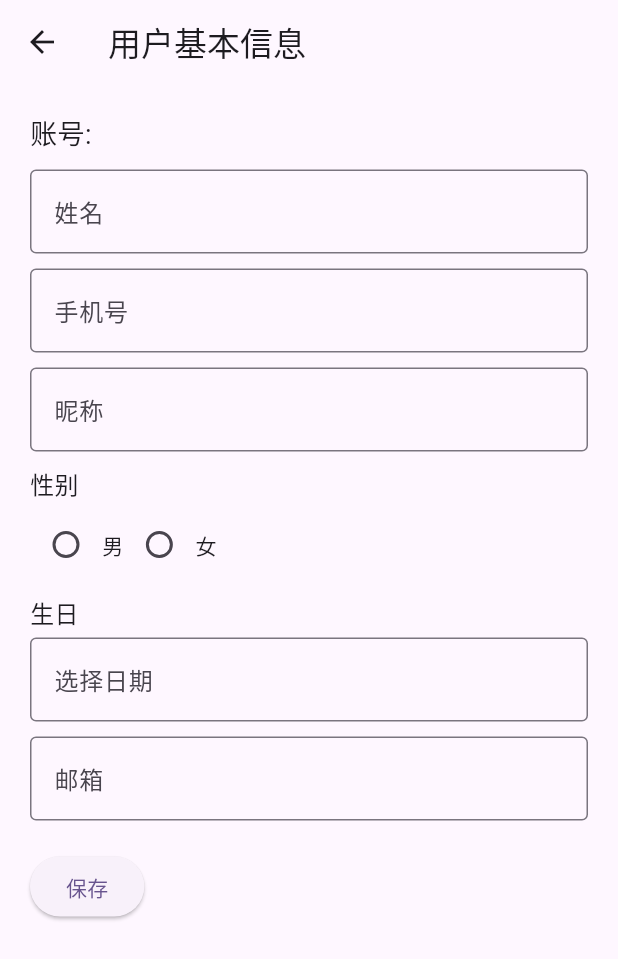
After one commit to smalleastWang/easy_callect, a Flutter app: the UserInfoPage screen opened by its route, on a phone screen of 412 x 824 dp. The commit adds this screen. Shown: the top 959 px of the screen. Run offline on Flutter 3.47's test engine with Material 3 defaults, Android fonts, the phone set to English and light mode, and no system bars; our stand-ins replace connectivity_plus, dio, flutter_easyloading, flutter_riverpod, go_router, image_picker and 5 more; missing offline and left inert: dart_sm, flutter_picker; accounts and stored records are empty; generated files the repository leaves out were written again; network calls fail.

Commit message:
feat: add userInfo

```diff
--- a/lib/enums/route.dart
+++ b/lib/enums/route.dart
@@ -2,7 +2,7 @@ enum RouteEnum {
 
   home('/home', '首页', ''),
   login('/login', '登录'),
-
+  userInfo('/userInfo', '用户基本信息'),
 
   insurance('/insurance', '智慧保险'),
   standardVerification('standardVerification', '验标注册', '/insurance/standardVerification'),
--- a/lib/router/routes.dart
+++ b/lib/router/routes.dart
@@ -6,6 +6,7 @@ import 'package:easy_collect/views/home/index.dart';
 import 'package:easy_collect/views/insurance/StandardVerification.dart';
 import 'package:easy_collect/views/insurance/index.dart';
 import 'package:easy_collect/views/my/Login.dart';
+import 'package:easy_collect/views/my/UserInfo.dart';
 import 'package:go_router/go_router.dart';
 
 final List<GoRoute> routes = [
@@ -27,6 +28,11 @@ final List<GoRoute> routes = [
     builder: (context, state) => const LoginPage(),
     routes: const []
   ),
+  GoRoute(
+    path: RouteEnum.userInfo.path,
+    builder: (context, state) => const UserInfoPage(),
+    routes: const []
+  ),
   // 智慧保险
   GoRoute(
     path: RouteEnum.insurance.path,
--- /dev/null
+++ b/lib/views/my/UserInfo.dart
@@ -0,0 +1,212 @@
+import 'package:flutter/material.dart';
+import 'package:easy_collect/models/user/UserInfo.dart';
+import 'package:easy_collect/api/my.dart';
+
+class UserInfoPage extends StatefulWidget {
+  const UserInfoPage({super.key});
+  @override
+  State<UserInfoPage> createState() => _UserInfoPageState();
+}
+
+class _UserInfoPageState extends State<UserInfoPage> {
+  // 用户信息模型
+  late UserInfoModel _userInfo;
+
+  // 控制器
+  final TextEditingController _nameController = TextEditingController();
+  final TextEditingController _phoneNumberController = TextEditingController();
+  final TextEditingController _nicknameController = TextEditingController();
+  final TextEditingController _emailController = TextEditingController();
+  final TextEditingController _birthdayController = TextEditingController();
+  String _selectedGender = '';
+
+  @override
+  void initState() {
+    super.initState();
+    // 初始化页面数据
+    _getUserInfo();
+  }
+
+  // 从接口获取用户信息
+  void _getUserInfo() async {
+    try {
+      // 调用接口获取用户信息
+      UserInfoModel userInfo = await MyApi.getUserInfoApi();
+      setState(() {
+        // 将获取的用户信息填充到控制器中
+        _userInfo = userInfo;
+        _nameController.text = userInfo.name ?? '';
+        _phoneNumberController.text = userInfo.phone ?? '';
+        _nicknameController.text = userInfo.nickname ?? '';
+        _emailController.text = userInfo.email ?? '';
+        _birthdayController.text = userInfo.birthday ?? '';
+        _selectedGender = userInfo.gender ?? '';
+      });
+    } catch (e) {
+      // 处理错误
+      print('Error fetching user info: $e');
+    }
+  }
+
+  @override
+  Widget build(BuildContext context) {
+    return Scaffold(
+      appBar: AppBar(
+        title: const Text('用户基本信息'),
+        leading: IconButton(
+          icon: const Icon(Icons.arrow_back),
+          onPressed: () {
+            Navigator.pop(context);
+          },
+        ),
+      ),
+      body: SingleChildScrollView(
+        padding: const EdgeInsets.all(20.0),
+        child: Column(
+          crossAxisAlignment: CrossAxisAlignment.start,
+          children: [
+            // 账号信息（从接口获取）
+            Text(
+              '账号: ${_userInfo.account}',
+              style: const TextStyle(fontSize: 18),
+            ),
+            const SizedBox(height: 10),
+            // 姓名
+            _buildTextField('姓名', _nameController),
+            const SizedBox(height: 10),
+            // 手机号
+            _buildTextField('手机号', _phoneNumberController),
+            const SizedBox(height: 10),
+            // 昵称
+            _buildTextField('昵称', _nicknameController),
+            const SizedBox(height: 10),
+            // 性别
+            _buildGenderSelection(),
+            const SizedBox(height: 10),
+            // 生日
+            _buildBirthdayPicker(),
+            const SizedBox(height: 10),
+            // 邮箱
+            _buildTextField('邮箱', _emailController),
+            const SizedBox(height: 20),
+            // 保存按钮
+            ElevatedButton(
+              onPressed: () {
+                // 在这里处理保存操作
+                _saveChanges();
+              },
+              child: const Text('保存'),
+            ),
+          ],
+        ),
+      ),
+    );
+  }
+
+  Widget _buildTextField(String label, TextEditingController controller) {
+    return TextField(
+      controller: controller,
+      decoration: InputDecoration(
+        labelText: label,
+        border: const OutlineInputBorder(),
+      ),
+    );
+  }
+
+  Widget _buildGenderSelection() {
+    return Column(
+      crossAxisAlignment: CrossAxisAlignment.start,
+      children: [
+        const Text(
+          '性别',
+          style: TextStyle(fontSize: 16),
+        ),
+        const SizedBox(height: 5),
+        Row(
+          children: [
+            Radio<String>(
+              value: '男',
+              groupValue: _selectedGender,
+              onChanged: (value) {
+                setState(() {
+                  _selectedGender = value!;
+                });
+              },
+            ),
+            const Text('男'),
+            Radio<String>(
+              value: '女',
+              groupValue: _selectedGender,
+              onChanged: (value) {
+                setState(() {
+                  _selectedGender = value!;
+                });
+              },
+            ),
+            const Text('女'),
+          ],
+        ),
+      ],
+    );
+  }
+
+  Widget _buildBirthdayPicker() {
+    return Column(
+      crossAxisAlignment: CrossAxisAlignment.start,
+      children: [
+        const Text(
+          '生日',
+          style: TextStyle(fontSize: 16),
+        ),
+        const SizedBox(height: 5),
+        GestureDetector(
+          onTap: () {
+            _selectDate(context);
+          },
+          child: AbsorbPointer(
+            child: TextFormField(
+              controller: _birthdayController,
+              decoration: const InputDecoration(
+                labelText: '选择日期',
+                border: OutlineInputBorder(),
+              ),
+            ),
+          ),
+        ),
+      ],
+    );
+  }
+
+  Future<void> _selectDate(BuildContext context) async {
+    final DateTime? picked = await showDatePicker(
+      context: context,
+      initialDate: DateTime.now(),
+      firstDate: DateTime(1900),
+      lastDate: DateTime.now(),
+      locale: const Locale('zh', 'CN')
+    );
+    if (picked != null && picked != DateTime.now()) {
+      setState(() {
+        _birthdayController.text = picked.toString().split(' ')[0];
+      });
+    }
+  }
+
+  void _saveChanges() {
+    // 检查姓名字段是否为空
+    if (_nameController.text.isEmpty) {
+      // 如果姓名字段为空，显示提示消息
+      ScaffoldMessenger.of(context).showSnackBar(
+        const SnackBar(content: Text('请输入姓名')),
+      );
+    } else {
+      // 如果姓名字段不为空，保存更改
+      // 你可以调用接口将更改保存到服务器
+      // 例如：saveUserInfoApi(_nameController.text, _phoneNumberController.text, ...)
+      // 保存成功提示
+      ScaffoldMessenger.of(context).showSnackBar(
+        const SnackBar(content: Text('保存成功')),
+      );
+    }
+  }
+}
--- a/lib/views/my/index.dart
+++ b/lib/views/my/index.dart
@@ -14,6 +14,9 @@ class MyWidget extends StatefulWidget {
 }
 
 class _MyWidgetState extends State<MyWidget> {
+  void _gotoBasicInfo() {
+    context.push(RouteEnum.userInfo.path);
+  }
   void _logoutAndNavigateToLogin() async {
     await MyApi.logoutApi(); // Call logout API
     await SharedPreferencesManager().remove(StorageKeyEnum.token.value);
@@ -57,7 +60,7 @@ class _MyWidgetState extends State<MyWidget> {
           const _MyHeaderWidget(version: 'sss'),
           const CellWidget(icon: Icons.shop, title: '套餐展示'),
           const CellWidget(icon: Icons.shopping_bag, title: '已经订购套餐'),
-          const CellWidget(icon: Icons.feed, title: '基本信息'),
+          CellWidget(icon: Icons.feed, title: '基本信息', onTap: _gotoBasicInfo),
           const CellWidget(icon: Icons.download, title: '资料下载'),
           const CellWidget(icon: Icons.help, title: '帮助手册'),
           const CellWidget(icon: Icons.call, title: '联系我们'),
```
